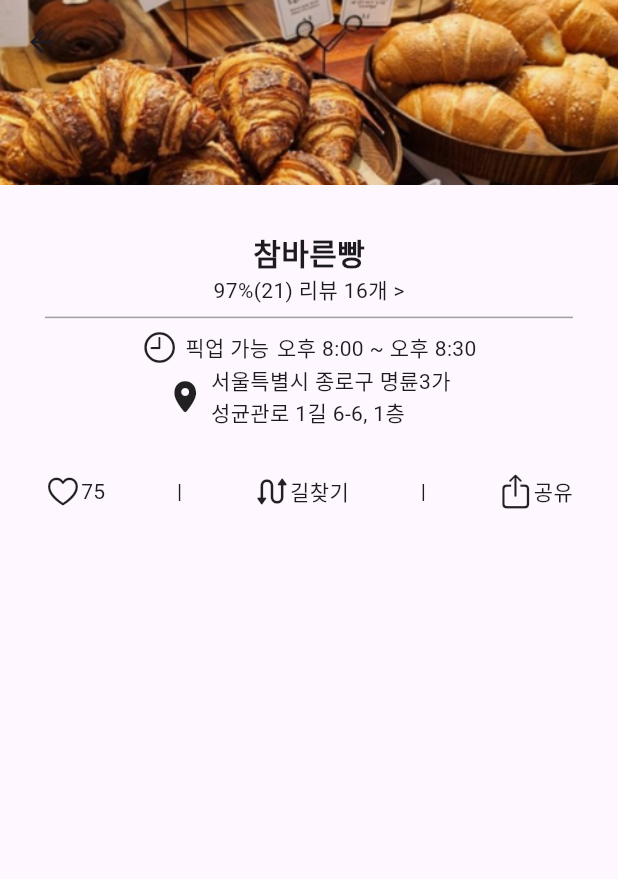
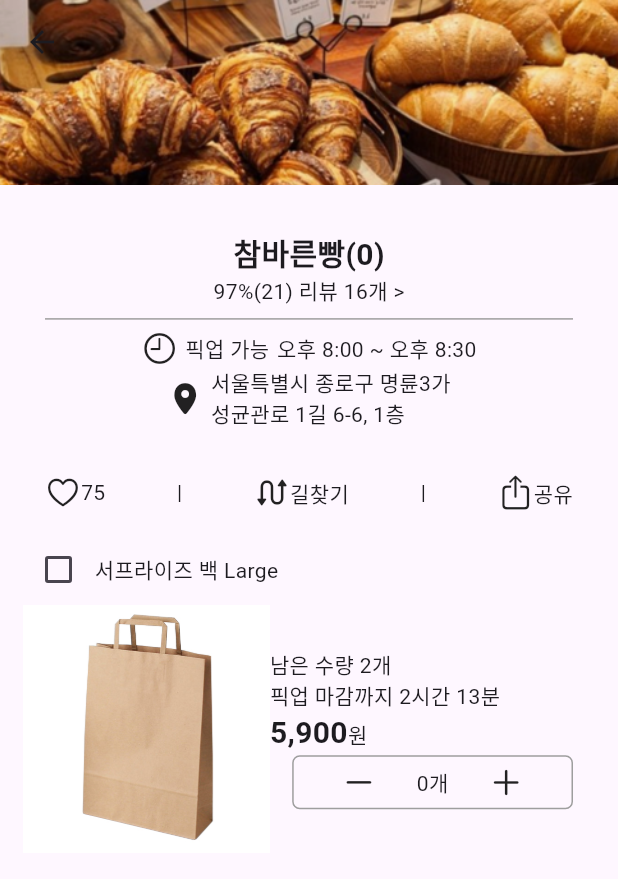
Before and after one commit to backtothefuture-team/backToTheFuture-frontend, a Flutter app: the screen it shows after launch, after a tap on "참바른빵", on a phone screen of 412 x 824 dp. Shown: the top 879 px of the screen. Run offline on Flutter 3.47's test engine with Material 3 defaults, Android fonts, the phone set to English and light mode, and no system bars; our stand-ins replace dio, retrofit; generated files the repository leaves out were written again.

Commit message:
feat: 주문할 가게 선택 시 넘어갈 페이지 생성(StoreInfo) 및 하단 UI 구성

```diff
--- a/lib/ui/first/food_list.dart
+++ b/lib/ui/first/food_list.dart
@@ -1,5 +1,6 @@
 import 'package:flutter/cupertino.dart';
 import 'package:flutter/material.dart';
+import 'package:flutter/widgets.dart';
 
 class FoodList extends StatefulWidget {
   const FoodList({super.key});
@@ -11,6 +12,7 @@ class FoodList extends StatefulWidget {
 class _FoodListState extends State<FoodList> {
 
   bool _isChecked = false;
+  int quantity = 0;
 
   @override
   Widget build(BuildContext context) {
@@ -18,19 +20,28 @@ class _FoodListState extends State<FoodList> {
       children: [
         Column(
           children: [
-            Checkbox(
-              value: _isChecked,
-              onChanged: (value) {
-                setState(() {
-                  _isChecked = value!;
-                });
-              }
-            ),
+
+            // 아이템 체크 박스
+            itemCheckBox(),
 
             Row(
               children: [
-                Image.asset(
-                  'assets/images/img.png'
+
+                // 상품 이미지
+                itemImage(),
+
+                // 상품 남은 수량, 픽업까지 남은 시간, 가격, 수량 변경 버튼
+                Expanded(
+                  child: Column(
+                    children: [
+
+                      // 상품 남은 수량, 픽업까지 남은 시간, 가격
+                      itemInfo(),
+
+                      // 아이템 수량 변경 버튼
+                      setItemQuantity()
+                    ],
+                  ),
                 )
               ],
             )
@@ -39,4 +50,110 @@ class _FoodListState extends State<FoodList> {
       ],
     );
   }
+
+  // 아이템 체크 박스
+  Widget itemCheckBox() {
+    return Row(
+      children: [
+
+        // 체크 박스
+        Checkbox(
+          value: _isChecked,
+          onChanged: (value) {
+            setState(() {
+              _isChecked = value!;
+            });
+          }
+        ),
+
+
+        // 상품명
+        GestureDetector(
+          onTap: (){
+            setState(() {
+              _isChecked = !_isChecked;
+            });
+          },
+
+          child: Text('서프라이즈 백 Large')
+        )
+      ],
+    );
+  }
+
+
+  // 상품 이미지
+  Widget itemImage() {
+    return Image.asset(
+      'assets/images/img.png',
+      width: MediaQuery.of(context).size.width * 0.4,
+    );
+  }
+
+
+  // 상품 남은 수량, 픽업까지 남은 시간, 가격
+  Widget itemInfo() {
+    return const Column(
+      crossAxisAlignment: CrossAxisAlignment.start,
+      children: [
+        Text('남은 수량 2개'),
+        Text('픽업 마감까지 2시간 13분'),
+        Row(
+          children: [
+            Text(
+              '5,900',
+              style: TextStyle(
+                fontSize: 20.0,
+                fontWeight: FontWeight.bold
+              ),
+            ),
+            Text('원')
+          ],
+        )
+      ],
+    );
+  }
+
+  // 아이템 수량 변경 버튼
+  Widget setItemQuantity() {
+    return Container(
+      margin: EdgeInsets.only(left: 15.0, right: 15.0),
+      decoration: BoxDecoration(
+        border: Border.all(color: Colors.grey),
+        borderRadius: BorderRadius.circular(5)
+      ),
+
+      child: Padding(
+        padding: const EdgeInsets.all(5.0),
+        child: Row(
+          mainAxisAlignment: MainAxisAlignment.spaceEvenly,
+          children: [
+
+            // 빼기
+            GestureDetector(
+              onTap: (){
+                setState(() {
+                  if( quantity > 0 ) quantity--;
+                });
+              },
+              child: Icon(CupertinoIcons.minus)
+            ),
+
+            // 현재 수량
+            Text('$quantity개'),
+
+            // 더하기
+            GestureDetector(
+              onTap: (){
+                setState(() {
+                  if( quantity < 10 ) quantity++;
+                });
+              },
+              child: Icon(CupertinoIcons.plus)
+            ),
+          ],
+        ),
+      ),
+    );
+  }
 }
--- a/lib/ui/first/store_list.dart
+++ b/lib/ui/first/store_list.dart
@@ -17,7 +17,7 @@ class StoreList extends StatelessWidget {
           onTap: (){
             print('가게 클릭 : $index');
             Navigator.push(context, MaterialPageRoute(
-                builder: (context) => StoreInfo(selectedStore: index,)
+                builder: (context) => StoreInfo(selectedStoreIndex: index,)
             ));
           },
 
--- a/lib/ui/store_info/store_info_page.dart
+++ b/lib/ui/store_info/store_info_page.dart
@@ -1,11 +1,12 @@
 import 'package:flutter/cupertino.dart';
 import 'package:flutter/material.dart';
 import 'package:rest_api_ex/config/gaps.dart';
+import 'package:rest_api_ex/ui/first/food_list.dart';
 
 class StoreInfo extends StatelessWidget {
-  const StoreInfo({required this.selectedStore, super.key});
+  const StoreInfo({required this.selectedStoreIndex, super.key});
 
-  final int selectedStore;
+  final int selectedStoreIndex;
 
   @override
   Widget build(BuildContext context) {
@@ -22,10 +23,12 @@ class StoreInfo extends StatelessWidget {
                 children: [
 
                   // 가게 정보
-                  storeInfo(),
+                  storeInfo(selectedStoreIndex),
 
                   // 찜, 길찾기, 공유 버튼
-                  placeMenus()
+                  placeMenus(),
+
+                  FoodList()
                 ],
               ),
             ),
@@ -49,15 +52,15 @@ class StoreInfo extends StatelessWidget {
   }
 
   // 가게 정보
-  Widget storeInfo() {
-   return const Padding(
+  Widget storeInfo(int selectedStoreIndex) {
+   return Padding(
      padding: EdgeInsets.all(15.0),
      child: Column(
        children: [
 
          // 가게명
          Text(
-           '참바른빵',
+           '참바른빵($selectedStoreIndex)',
            style: TextStyle(
                fontSize: 20.0,
                fontWeight: FontWeight.bold
@@ -70,7 +73,7 @@ class StoreInfo extends StatelessWidget {
          Divider(color: Colors.grey,),
 
          // 픽업 가능 시간
-         Row(
+         const Row(
            mainAxisAlignment: MainAxisAlignment.center,
            children: [
              Icon(CupertinoIcons.clock),
```
